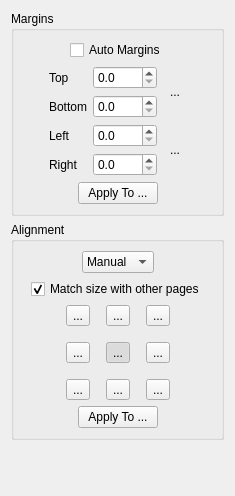
4lex4/scantailor-advanced, file filters/page_layout/ui/PageLayoutOptionsWidget.ui: the form before one commit.
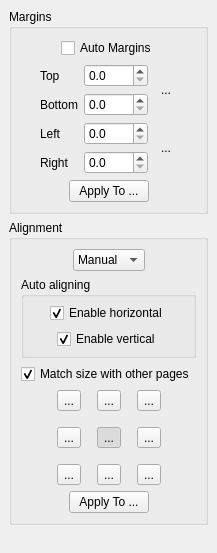
The form after the commit. Icons and pictures are not drawn. Custom widgets are drawn as their Qt base class.

Commit message: Added ability to separately control vertical and horizontal automatic alignment when auto or original alignment mode enabled.

```diff
--- a/filters/page_layout/ui/PageLayoutOptionsWidget.ui
+++ b/filters/page_layout/ui/PageLayoutOptionsWidget.ui
@@ -6,14 +6,50 @@
    <rect>
     <x>0</x>
     <y>0</y>
-    <width>235</width>
-    <height>496</height>
+    <width>217</width>
+    <height>553</height>
    </rect>
   </property>
   <property name="windowTitle">
    <string>Form</string>
   </property>
   <layout class="QVBoxLayout" name="verticalLayout_4">
+   <property name="spacing">
+    <number>6</number>
+   </property>
+   <property name="leftMargin">
+    <number>0</number>
+   </property>
+   <property name="topMargin">
+    <number>0</number>
+   </property>
+   <property name="rightMargin">
+    <number>0</number>
+   </property>
+   <property name="bottomMargin">
+    <number>0</number>
+   </property>
+   <item>
+    <widget class="QScrollArea" name="scrollArea">
+     <property name="frameShape">
+      <enum>QFrame::NoFrame</enum>
+     </property>
+     <property name="horizontalScrollBarPolicy">
+      <enum>Qt::ScrollBarAlwaysOff</enum>
+     </property>
+     <property name="widgetResizable">
+      <bool>true</bool>
+     </property>
+     <widget class="QWidget" name="scrollAreaWidgetContents">
+      <property name="geometry">
+       <rect>
+        <x>0</x>
+        <y>0</y>
+        <width>217</width>
+        <height>553</height>
+       </rect>
+      </property>
+      <layout class="QVBoxLayout" name="verticalLayout_5">
    <item>
     <widget class="CollapsibleGroupBox" name="marginsGroup">
      <property name="title">
@@ -265,6 +301,12 @@
       <string>Alignment</string>
      </property>
      <layout class="QVBoxLayout" name="verticalLayout_2">
+          <property name="topMargin">
+           <number>9</number>
+          </property>
+          <property name="rightMargin">
+           <number>9</number>
+          </property>
       <item>
        <layout class="QHBoxLayout" name="horizontalLayout_3">
         <item>
@@ -317,6 +359,107 @@
         </item>
        </layout>
       </item>
+          <item>
+           <widget class="QGroupBox" name="autoAlignSettingsGroup">
+            <property name="title">
+             <string>Auto aligning</string>
+            </property>
+            <layout class="QVBoxLayout" name="verticalLayout_3">
+             <property name="leftMargin">
+              <number>6</number>
+             </property>
+             <property name="topMargin">
+              <number>6</number>
+             </property>
+             <property name="rightMargin">
+              <number>6</number>
+             </property>
+             <property name="bottomMargin">
+              <number>6</number>
+             </property>
+             <item>
+              <layout class="QHBoxLayout" name="horizontalLayout_9">
+               <item>
+                <spacer name="horizontalSpacer_17">
+                 <property name="orientation">
+                  <enum>Qt::Horizontal</enum>
+                 </property>
+                 <property name="sizeHint" stdset="0">
+                  <size>
+                   <width>1</width>
+                   <height>1</height>
+                  </size>
+                 </property>
+                </spacer>
+               </item>
+               <item>
+                <widget class="QCheckBox" name="autoHorizontalAligningCB">
+                 <property name="text">
+                  <string>Enable horizontal</string>
+                 </property>
+                 <property name="checked">
+                  <bool>true</bool>
+                 </property>
+                </widget>
+               </item>
+               <item>
+                <spacer name="horizontalSpacer_18">
+                 <property name="orientation">
+                  <enum>Qt::Horizontal</enum>
+                 </property>
+                 <property name="sizeHint" stdset="0">
+                  <size>
+                   <width>1</width>
+                   <height>1</height>
+                  </size>
+                 </property>
+                </spacer>
+               </item>
+              </layout>
+             </item>
+             <item>
+              <layout class="QHBoxLayout" name="horizontalLayout_8">
+               <item>
+                <spacer name="horizontalSpacer_15">
+                 <property name="orientation">
+                  <enum>Qt::Horizontal</enum>
+                 </property>
+                 <property name="sizeHint" stdset="0">
+                  <size>
+                   <width>1</width>
+                   <height>1</height>
+                  </size>
+                 </property>
+                </spacer>
+               </item>
+               <item>
+                <widget class="QCheckBox" name="autoVerticalAligningCB">
+                 <property name="text">
+                  <string>Enable vertical</string>
+                 </property>
+                 <property name="checked">
+                  <bool>true</bool>
+                 </property>
+                </widget>
+               </item>
+               <item>
+                <spacer name="horizontalSpacer_16">
+                 <property name="orientation">
+                  <enum>Qt::Horizontal</enum>
+                 </property>
+                 <property name="sizeHint" stdset="0">
+                  <size>
+                   <width>1</width>
+                   <height>1</height>
+                  </size>
+                 </property>
+                </spacer>
+               </item>
+              </layout>
+             </item>
+            </layout>
+           </widget>
+          </item>
       <item>
        <layout class="QHBoxLayout" name="horizontalLayout_7">
         <item>
@@ -651,11 +794,15 @@
      </property>
      <property name="sizeHint" stdset="0">
       <size>
-       <width>1</width>
-       <height>1</height>
+           <width>188</width>
+           <height>11</height>
       </size>
      </property>
     </spacer>
+       </item>
+      </layout>
+     </widget>
+    </widget>
    </item>
   </layout>
  </widget>
```
Left out of the diff: 19 changed lines with no effect on the pictures. Lines whose indentation alone changed are shown as unchanged. The commit also changes 8 other files.
